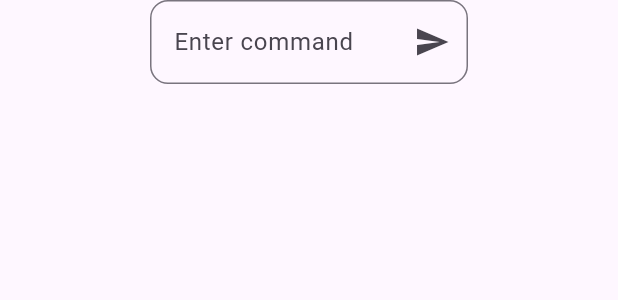
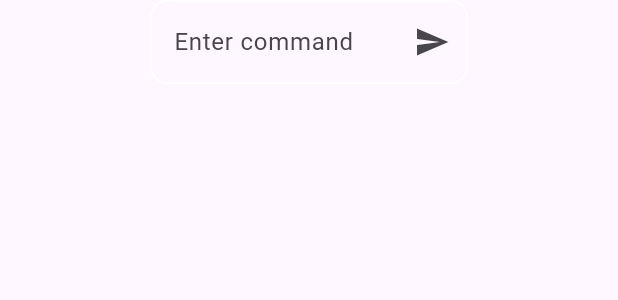
Before and after one commit to AlanMet/timeless_echo, a Flutter app: the TextInput widget shown alone on an empty page, opened directly, on a phone screen of 412 x 824 dp. Shown: the top 300 px of the screen. Run offline on Flutter 3.47's test engine with Material 3 defaults, Android fonts, the phone set to English and light mode, and no system bars; our stand-ins replace firebase_core, firebase_database; accounts and stored records are empty; statements that could not run were skipped.

Commit message:
Add new word to vocabulary, update color scheme, enhance health widget messages, and improve input field styling

```diff
--- a/assets/words.csv
+++ b/assets/words.csv
@@ -78,6 +78,7 @@ old book,noun
 book,noun
 mirror,noun
 beast,noun
+water,noun
 with,preposition
 at,preposition
 to,preposition
--- a/lib/game/player.dart
+++ b/lib/game/player.dart
@@ -35,7 +35,7 @@ class Player {
           }
           _inventory.removeItem(item.name);
           if (item is Drink) {
-            return "You drank the ${item.name}. Your health is now $_health.";
+            return "You drank from the ${item.name}. Your health is now $_health.";
           } else {
             return "You ate the ${item.name}. Your health is now $_health.";
           }
--- a/lib/game/room.dart
+++ b/lib/game/room.dart
@@ -9,7 +9,7 @@ class Room {
   late final String _description;
   late List<Item> _items;
   late List<int> _exits;
-  final image = "assets/images/image.png";
+  late String image;
 
   int get id => _id;
   String get name => _name;
@@ -19,6 +19,7 @@ class Room {
   Room(this._id, this._name, this._description) {
     _items = [];
     _exits = [-1, -1, -1, -1, -1, -1, -1, -1];
+    image = "assets/images/$_id.png";
   }
 
   Room.withExits(this._id, this._name, this._description, List<int> exits) {
@@ -28,6 +29,7 @@ class Room {
     } else {
       _exits = [-1, -1, -1, -1, -1, -1, -1, -1];
     }
+    image = "assets/images/$_id.png";
   }
 
   void addExit(int room, Direction direction) {
--- a/lib/ui/body.dart
+++ b/lib/ui/body.dart
@@ -43,8 +43,8 @@ class _BodyState extends State<Body> {
                   flex: 1,
                   child: Image.asset(
                     controller.image,
-                    width: 300,
-                    height: 300,
+                    width: 416,
+                    height: 624,
                   ),
                 ),
               ],
--- a/lib/ui/health_bar.dart
+++ b/lib/ui/health_bar.dart
@@ -1,8 +1,6 @@
 import 'package:flutter/material.dart';
 import 'package:timeless_echo/notifier.dart';
-import 'package:timeless_echo/game/game.dart';
 import 'package:provider/provider.dart';
-import 'package:timeless_echo/game/player.dart';
 
 class HealthWidget extends StatefulWidget {
   const HealthWidget({super.key});
--- a/lib/ui/input.dart
+++ b/lib/ui/input.dart
@@ -40,6 +40,38 @@ class _TextInputState extends State<TextInput> {
             hintText: 'Enter command',
             border: OutlineInputBorder(
               borderRadius: BorderRadius.circular(12),
+              borderSide: BorderSide(
+                color: controller
+                    .theme.theme.colorScheme.onSurface, // Default border color
+              ),
+            ),
+            focusedBorder: OutlineInputBorder(
+              borderRadius: BorderRadius.circular(12),
+              borderSide: BorderSide(
+                color: controller
+                    .theme.theme.colorScheme.primary, // Focused border color
+              ),
+            ),
+            enabledBorder: OutlineInputBorder(
+              borderRadius: BorderRadius.circular(12),
+              borderSide: BorderSide(
+                color: controller.theme.theme.colorScheme
+                    .onSurface, // Border color when enabled
+              ),
+            ),
+            errorBorder: OutlineInputBorder(
+              borderRadius: BorderRadius.circular(12),
+              borderSide: BorderSide(
+                color: controller
+                    .theme.theme.colorScheme.error, // Error state border color
+              ),
+            ),
+            focusedErrorBorder: OutlineInputBorder(
+              borderRadius: BorderRadius.circular(12),
+              borderSide: BorderSide(
+                color: controller.theme.theme.colorScheme
+                    .error, // Error state border when focused
+              ),
             ),
             suffixIcon: IconButton(
               icon: const Icon(Icons.send),
@@ -49,7 +81,10 @@ class _TextInputState extends State<TextInput> {
               },
             ),
           ),
-          style: controller.theme.theme.textTheme.bodyMedium,
+          style: TextStyle(
+            color: controller.theme.theme.colorScheme
+                .onSurface, // Text color matches onSurface color
+          ),
         ),
       ),
     );
--- a/lib/ui/themedata.dart
+++ b/lib/ui/themedata.dart
@@ -13,7 +13,7 @@ class CustomTheme {
     }
   }
 
-  // Updated color scheme with more refined colors, no new logic added
+  // Updated color scheme
   ColorScheme get _colorScheme => _isDark
       ? const ColorScheme.dark(
           primary: Color(0xFF4A148C), // Rich purple, more sophisticated
```
Also changed, not shown: lib/ui/theme_toggle.dart (+7 -12 lines), pubspec.yaml (+42 -6 lines), assets/images/0.png (added), assets/images/1.png (added), assets/images/2.png (added), assets/images/3.png (added), assets/images/4.png (added).
